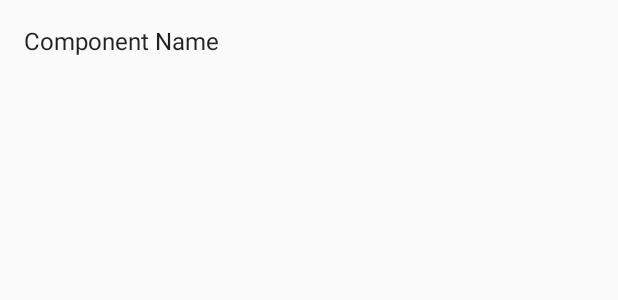
After one commit to spiricn/PyBrewer, an Android app: the layout log_list_item.xml on its own in the app's theme, with its tools: preview values and no code run, on a phone screen of 412 x 824 dp. The commit adds this screen. Shown: the top 300 px of the screen. Run offline under Robolectric (Android 15) with nearby library versions, the phone set to English and light mode, and no system bars; network calls fail.

Commit message:
[Android] Add initial log fragment implementation

```diff
--- a/android/app/src/main/java/com/brewer/backend/LogEntry.kt
+++ b/android/app/src/main/java/com/brewer/backend/LogEntry.kt
@@ -7,5 +7,5 @@ data class LogEntry (
 
     val message : String,
 
-    val time : Int
+    val time : String
 )
--- /dev/null
+++ b/android/app/src/main/res/layout/log_list_item.xml
@@ -0,0 +1,14 @@
+<?xml version="1.0" encoding="utf-8"?>
+<LinearLayout xmlns:android="http://schemas.android.com/apk/res/android"
+              xmlns:app="http://schemas.android.com/apk/res-auto"
+              android:layout_width="wrap_content"
+              android:layout_height="wrap_content"
+              android:orientation="horizontal">
+    <TextView
+            android:id="@+id/logBody"
+            android:text="Component Name"
+            android:layout_width="wrap_content"
+            android:layout_height="wrap_content"
+            android:layout_margin="@dimen/text_margin"
+            android:textAppearance="?attr/textAppearanceListItem"/>
+</LinearLayout>
```
Also changed, not shown: android/app/src/main/java/com/brewer/com/brewer/viewmodels/LogViewModel.kt (+34 -2 lines), android/app/src/main/java/com/brewer/com/brewer/viewmodels/LogViewModelFactory.kt (added, +14 -0 lines), android/app/src/main/java/com/brewer/ui/main/LogFragment.kt (+64 -3 lines), android/app/src/main/java/com/brewer/ui/main/LogListAdapter.kt (added, +60 -0 lines), android/app/src/main/res/layout/log_fragment.xml (+24 -4 lines).
